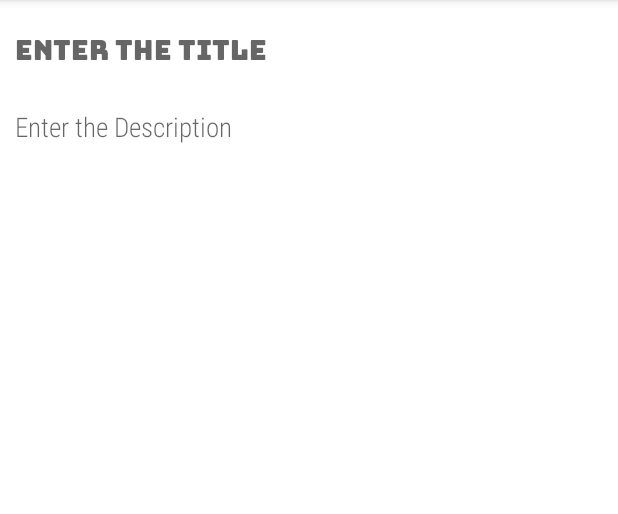
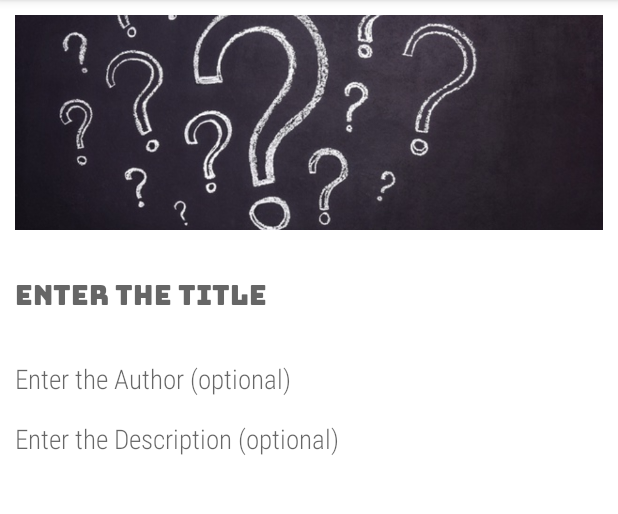
Before and after one commit to ahmadbintariq4u/articula, an Android app: the AddArticle screen opened directly, with no data from a screen before it, after a tap on "add", on a phone screen of 412 x 824 dp, the part 84-598 px from its top. Run offline under Robolectric (Android 15) with nearby library versions, the light colour scheme and no system bars.

Commit message:
Code Refactoring and Update UI

```diff
--- a/app/src/main/AndroidManifest.xml
+++ b/app/src/main/AndroidManifest.xml
@@ -8,7 +8,8 @@
         android:label="@string/app_name"
         android:roundIcon="@mipmap/ic_launcher_round"
         android:supportsRtl="true"
-        android:theme="@style/Theme.Articular">
+        android:theme="@style/Theme.Articular"
+        >
         <activity android:name=".AddArticle" android:parentActivityName=".HomeActivity"></activity>
         <activity android:name=".HomeActivity" />
         <activity
--- a/app/src/main/java/com/comsats/articular/AddArticle.java
+++ b/app/src/main/java/com/comsats/articular/AddArticle.java
@@ -3,26 +3,56 @@ package com.comsats.articular;
 import androidx.annotation.NonNull;
 import androidx.appcompat.app.AppCompatActivity;
 
-import android.graphics.Bitmap;
-import android.graphics.BitmapFactory;
+import android.content.Intent;
 import android.os.Bundle;
 import android.view.Menu;
 import android.view.MenuItem;
+import android.view.View;
 import android.widget.Toast;
 
 import com.comsats.articular.databinding.ActivityAddArticleBinding;
 
+import java.text.DateFormat;
+import java.text.SimpleDateFormat;
+import java.util.ArrayList;
+import java.util.Date;
+import java.util.Locale;
+
 public class AddArticle extends AppCompatActivity {
 
     private ActivityAddArticleBinding binding;
+
     @Override
     protected void onCreate(Bundle savedInstanceState) {
         super.onCreate(savedInstanceState);
         binding = ActivityAddArticleBinding.inflate(getLayoutInflater());
         setContentView(binding.getRoot());
 
+        binding.articlePic.setOnClickListener(new View.OnClickListener() {
+            @Override
+            public void onClick(View v) {
+                Intent i = new Intent(
+                        Intent.ACTION_PICK,
+                        android.provider.MediaStore.Images.Media.EXTERNAL_CONTENT_URI);
+                startActivityForResult(i, 1);
+            }
+        });
+    }
 
+    public String imageURI = null;
 
+    @Override
+    protected void onActivityResult(int requestCode, int resultCode, Intent data) {
+        super.onActivityResult(requestCode, resultCode, data);
+        if (requestCode == 1) {
+            //TODO: action
+            if (data != null) {
+                binding.articlePic.setImageURI(data.getData());
+                imageURI = data.getData().toString();
+            }
+        } else {
+            imageURI = null;
+        }
     }
 
 
@@ -33,18 +63,36 @@ public class AddArticle extends AppCompatActivity {
     }
 
 
+    public ArrayList<String> articleData;
+
     @Override
     public boolean onOptionsItemSelected(@NonNull MenuItem item) {
+
         Toast.makeText(this, "You click on " + item.getTitle(), Toast.LENGTH_SHORT).show();
 
+        articleData = new ArrayList<String>();
+
         if (item.getTitle().equals("add")) {
-            String title=binding.articleTitle.getText().toString();
-            String description=binding.articleDescription.getText().toString();
+
+
+            articleData.add(imageURI);  //0
+            articleData.add(binding.articleTitle.getText().toString()); //1
+            String author = binding.articleAuthor.getText().toString();
+
+            // 2
+            if (!author.equals(""))
+                articleData.add(author);
+            else
+                articleData.add("Unknown.");
+
+            articleData.add(binding.articleDescription.getText().toString()); //3
+            String currentDateTime = new SimpleDateFormat("h:mm a dd/MM/yyyy", Locale.getDefault()).format(new Date());
+            articleData.add(currentDateTime); //4
+            articleData.add(currentDateTime); // new modified date.  //5
 
             // Further add it into the Database.
         }
 
-
         return true;
     }
 }
--- a/app/src/main/res/layout/activity_add_article.xml
+++ b/app/src/main/res/layout/activity_add_article.xml
@@ -4,8 +4,22 @@
     xmlns:tools="http://schemas.android.com/tools"
     android:layout_width="match_parent"
     android:layout_height="match_parent"
+    android:maxWidth="100dp"
+    android:maxHeight="100dp"
     android:orientation="vertical"
+    android:weightSum="10"
     tools:context=".AddArticle">
+
+    <ImageView
+        android:id="@+id/article_pic"
+        android:layout_width="match_parent"
+        android:layout_height="wrap_content"
+        android:layout_margin="10dp"
+        android:layout_weight="5"
+        android:maxWidth="200dp"
+        android:maxHeight="200dp"
+        android:scaleType="centerCrop"
+        app:srcCompat="@drawable/questionmark" />
 
     <EditText
         android:id="@+id/article_title"
@@ -27,6 +41,25 @@
         android:maxLines="2" />
 
     <EditText
+        android:id="@+id/article_author"
+        android:layout_width="match_parent"
+        android:layout_height="wrap_content"
+        android:layout_margin="10dp"
+        android:layout_marginStart="10dp"
+        android:layout_marginLeft="10dp"
+        android:layout_marginTop="10dp"
+        android:layout_marginEnd="10dp"
+        android:layout_marginRight="10dp"
+        android:layout_marginBottom="5dp"
+        android:background="#FFFFFF"
+        android:ems="10"
+        android:fontFamily="sans-serif-condensed-light"
+        android:hapticFeedbackEnabled="false"
+        android:hint="Enter the Author (optional)"
+        android:inputType="textMultiLine"
+        android:maxLines="1" />
+
+    <EditText
         android:id="@+id/article_description"
         android:layout_width="match_parent"
         android:layout_height="match_parent"
@@ -40,6 +73,6 @@
         android:ems="10"
         android:fontFamily="sans-serif-condensed-light"
         android:gravity="start|right"
-        android:hint="Enter the Description"
+        android:hint="Enter the Description (optional)"
         android:inputType="textMultiLine|text" />
 </LinearLayout>
--- a/app/src/main/res/values/themes.xml
+++ b/app/src/main/res/values/themes.xml
@@ -9,6 +9,8 @@
         <item name="colorSecondary">@color/teal_200</item>
         <item name="colorSecondaryVariant">@color/teal_700</item>
         <item name="colorOnSecondary">@color/black</item>
+
+
 
         <!-- Status bar color. -->
         <item name="android:statusBarColor" tools:targetApi="l">?attr/colorPrimaryVariant</item>
```
Also changed, not shown: app/src/main/java/com/comsats/articular/DatabaseHelper.java (+19 -19 lines), app/src/main/java/com/comsats/articular/HomeActivity.java (+1 -29 lines), app/src/main/java/com/comsats/articular/MainActivity.java (+11 -8 lines), app/src/main/res/drawable/questionmark.jpg (added).
